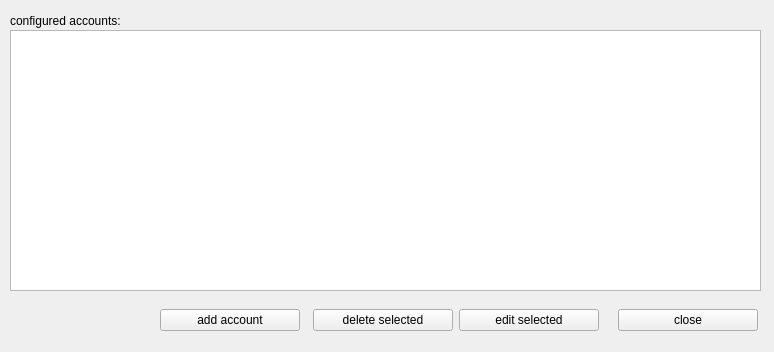
The window that accountsettings.ui (AWAH-SIP/AWAH-SIP_Desktop-GUI) describes before a commit, drawn with Qt 5.
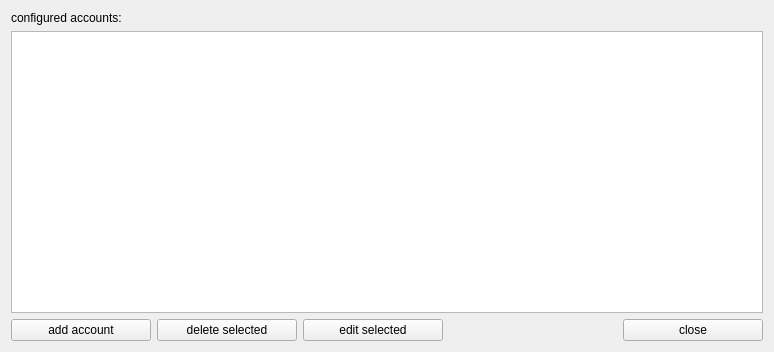
The same window after the commit.

Diff of the .ui file:
```diff
--- a/accountsettings.ui
+++ b/accountsettings.ui
@@ -22,38 +22,18 @@
   <property name="windowTitle">
    <string>account settings</string>
   </property>
-  <widget class="QTableView" name="tableView">
-   <property name="geometry">
-    <rect>
-     <x>10</x>
-     <y>30</y>
-     <width>751</width>
-     <height>261</height>
-    </rect>
-   </property>
-  </widget>
+  <layout class="QGridLayout" name="gridLayout">
+   <item row="0" column="0">
   <widget class="QLabel" name="label">
-   <property name="geometry">
-    <rect>
-     <x>10</x>
-     <y>10</y>
-     <width>571</width>
-     <height>21</height>
-    </rect>
-   </property>
    <property name="text">
     <string>configured accounts:</string>
    </property>
   </widget>
-  <widget class="QWidget" name="layoutWidget">
-   <property name="geometry">
-    <rect>
-     <x>160</x>
-     <y>300</y>
-     <width>598</width>
-     <height>41</height>
-    </rect>
-   </property>
+   </item>
+   <item row="1" column="0">
+    <widget class="QTableView" name="tableView"/>
+   </item>
+   <item row="2" column="0">
    <layout class="QHBoxLayout" name="horizontalLayout">
     <item>
      <widget class="QPushButton" name="pushButton_add">
@@ -74,19 +54,6 @@
       </property>
      </widget>
     </item>
-    <item>
-     <spacer name="horizontalSpacer">
-      <property name="orientation">
-       <enum>Qt::Horizontal</enum>
-      </property>
-      <property name="sizeHint" stdset="0">
-       <size>
-        <width>40</width>
-        <height>20</height>
-       </size>
-      </property>
-     </spacer>
-    </item>
     <item>
      <widget class="QPushButton" name="pushButton_delete">
       <property name="minimumSize">
@@ -162,7 +129,8 @@
      </widget>
     </item>
    </layout>
-  </widget>
+   </item>
+  </layout>
  </widget>
  <resources/>
  <connections/>
```
Lines whose indentation alone changed are shown as unchanged.
